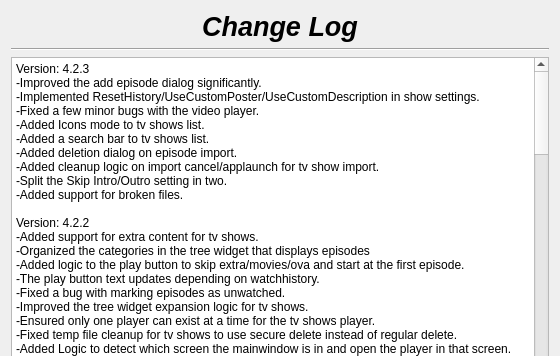
Before: the Qt Designer form changelog.ui in therealMaPMaKeR/MMDiary, drawn with Qt 5; both pictures show x 0 to 560 and y 0 to 356 of the 560 by 536 pixel window.
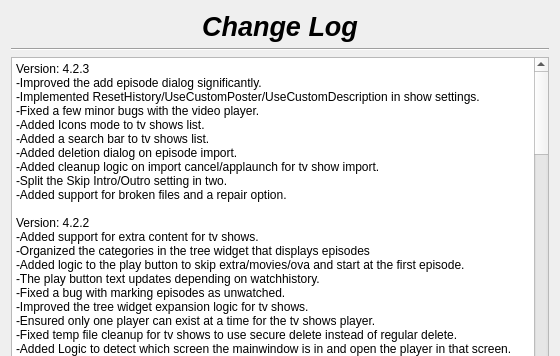
After: the same form once the commit is applied.

Commit message: added autofullscreen checkbox and setting

Patch:
```diff
--- a/changelog.ui
+++ b/changelog.ui
@@ -57,7 +57,7 @@
 &lt;/style&gt;&lt;/head&gt;&lt;body style=&quot; font-family:'Segoe UI'; font-size:9pt; font-weight:400; font-style:normal;&quot;&gt;
 &lt;p style=&quot; margin-top:0px; margin-bottom:0px; margin-left:0px; margin-right:0px; -qt-block-indent:0; text-indent:0px;&quot;&gt;Version: 4.2.3&lt;br /&gt;-Improved the add episode dialog significantly.&lt;/p&gt;
 &lt;p style=&quot; margin-top:0px; margin-bottom:0px; margin-left:0px; margin-right:0px; -qt-block-indent:0; text-indent:0px;&quot;&gt;-Implemented ResetHistory/UseCustomPoster/UseCustomDescription in show settings.&lt;br /&gt;-Fixed a few minor bugs with the video player.&lt;br /&gt;-Added Icons mode to tv shows list.&lt;br /&gt;-Added a search bar to tv shows list.&lt;/p&gt;
-&lt;p style=&quot; margin-top:0px; margin-bottom:0px; margin-left:0px; margin-right:0px; -qt-block-indent:0; text-indent:0px;&quot;&gt;-Added deletion dialog on episode import.&lt;br /&gt;-Added cleanup logic on import cancel/applaunch for tv show import.&lt;br /&gt;-Split the Skip Intro/Outro setting in two.&lt;br /&gt;-Added support for broken files.&lt;br /&gt;&lt;br /&gt;Version: 4.2.2&lt;br /&gt;-Added support for extra content for tv shows.&lt;/p&gt;
+&lt;p style=&quot; margin-top:0px; margin-bottom:0px; margin-left:0px; margin-right:0px; -qt-block-indent:0; text-indent:0px;&quot;&gt;-Added deletion dialog on episode import.&lt;br /&gt;-Added cleanup logic on import cancel/applaunch for tv show import.&lt;br /&gt;-Split the Skip Intro/Outro setting in two.&lt;br /&gt;-Added support for broken files and a repair option.&lt;br /&gt;&lt;br /&gt;Version: 4.2.2&lt;br /&gt;-Added support for extra content for tv shows.&lt;/p&gt;
 &lt;p style=&quot; margin-top:0px; margin-bottom:0px; margin-left:0px; margin-right:0px; -qt-block-indent:0; text-indent:0px;&quot;&gt;-Organized the categories in the tree widget that displays episodes&lt;br /&gt;-Added logic to the play button to skip extra/movies/ova and start at the first episode.&lt;br /&gt;-The play button text updates depending on watchhistory.&lt;br /&gt;-Fixed a bug with marking episodes as unwatched.&lt;br /&gt;-Improved the tree widget expansion logic for tv shows.&lt;br /&gt;-Ensured only one player can exist at a time for the tv shows player.&lt;br /&gt;-Fixed temp file cleanup for tv shows to use secure delete instead of regular delete.&lt;br /&gt;-Added Logic to detect which screen the mainwindow is in and open the player in that screen.&lt;br /&gt;-Added multi-selection to the episodes tree widget for context menu operations.&lt;br /&gt;-Added context menu option to edit an individual episode/movie/ova metadata&lt;br /&gt;&lt;br /&gt;Version: 4.2.1&lt;br /&gt;-Fixed various playback slider bugs.&lt;br /&gt;-Fixed mouse cursor hiding in fullscreen.&lt;br /&gt;-Fixed a bug with tv show export for shows that use absolute numbering.&lt;/p&gt;
 &lt;p style=&quot; margin-top:0px; margin-bottom:0px; margin-left:0px; margin-right:0px; -qt-block-indent:0; text-indent:0px;&quot;&gt;-Removed unnecessary success confirmation dialogs.&lt;br /&gt;&lt;br /&gt;Version: 4.2.0&lt;br /&gt;-Added a new Feature: Video Player.&lt;/p&gt;
 &lt;p style=&quot; margin-top:0px; margin-bottom:0px; margin-left:0px; margin-right:0px; -qt-block-indent:0; text-indent:0px;&quot;&gt;-Removed a fix that was not working for windows screen events.&lt;/p&gt;
```
The commit also changes 5 other files.
